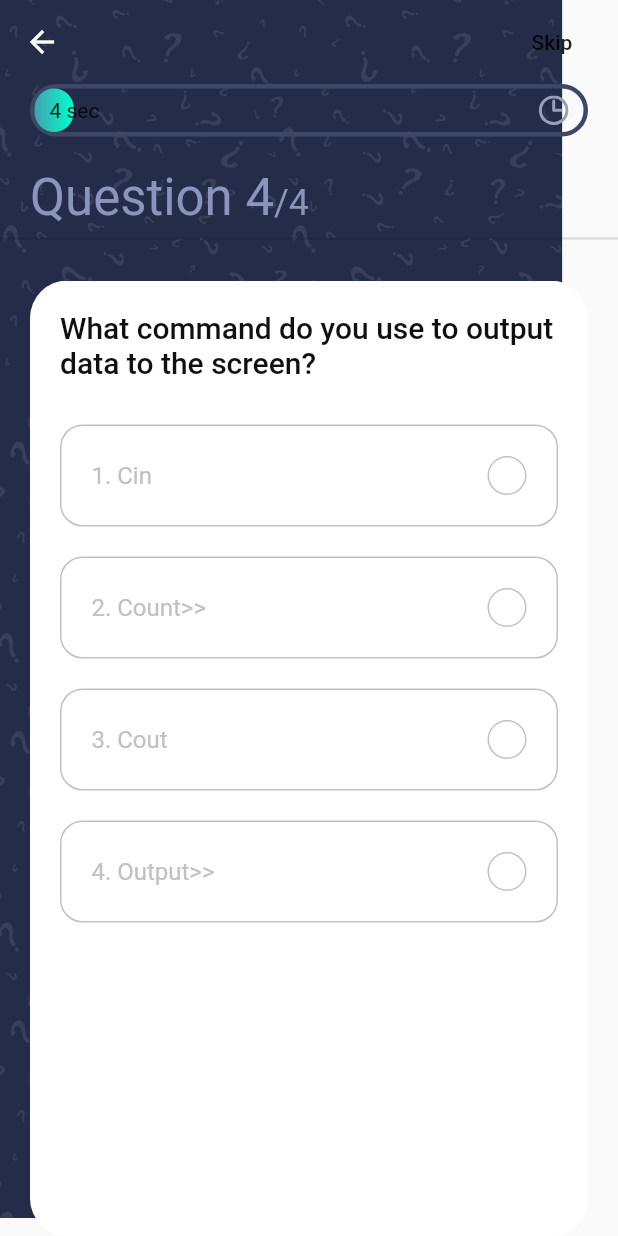
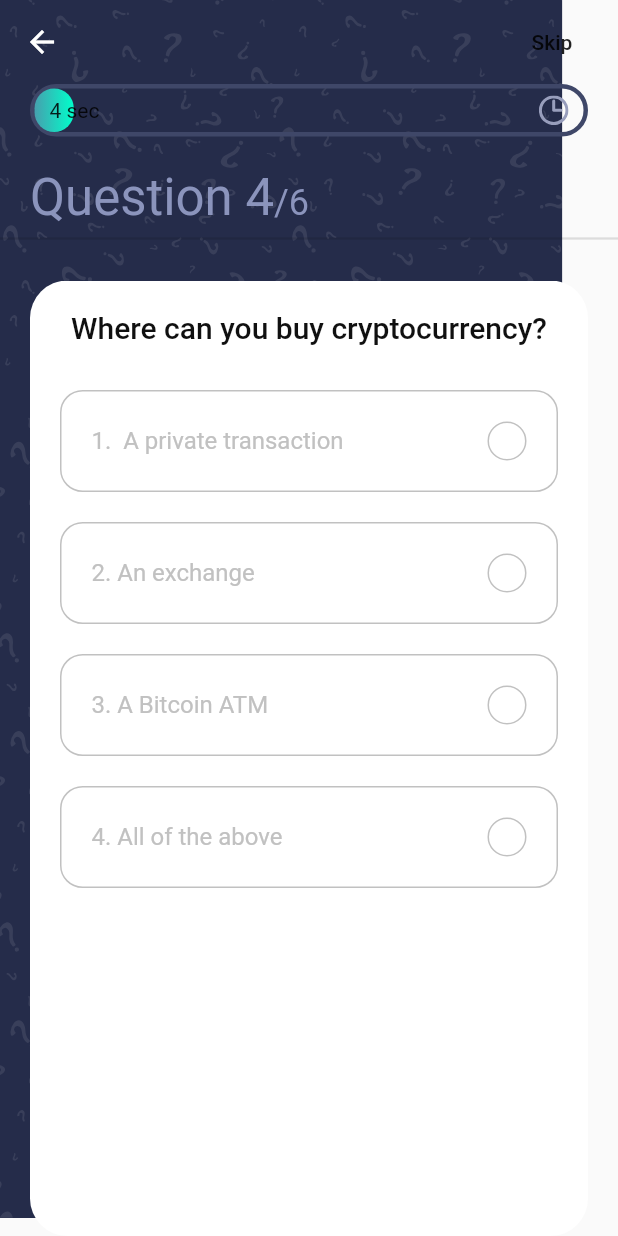
Before and after one commit to shhdwi/finlite, a Flutter app: the QuizScreen screen opened directly, swiped to page 4, on a phone screen of 412 x 824 dp. Run offline on Flutter 3.47's test engine with Material 2 defaults, Android fonts, the phone set to English and light mode, and no system bars; our stand-ins replace flutter_spinkit, flutter_svg, get; network calls fail.

Commit message:
Update Questions.dart

```diff
--- a/lib/Quiz/Questions.dart
+++ b/lib/Quiz/Questions.dart
@@ -10,26 +10,39 @@ const List sample_data = [
   {
     "id": 1,
     "question":
-    "Flutter is an open-source UI software development kit created by ______",
-    "options": ['Apple', 'Google', 'Facebook', 'Microsoft'],
-    "answer_index": 1,
+    "Who created Bitcoin?",
+    "options": ['Satoshi Nakamoto','Samsung','John Mcafee','China'],
+    "answer_index": 0,
   },
   {
     "id": 2,
-    "question": "When google release Flutter.",
-    "options": ['Jun 2017', 'Jun 2017', 'May 2017', 'May 2018'],
+    "question": "Where do you store your cryptocurrency?",
+    "options": ['Bank account','Floppy Disk','Wallet','In your pocket'],
     "answer_index": 2,
   },
   {
     "id": 3,
-    "question": "A memory location that holds a single letter or number.",
-    "options": ['Double', 'Int', 'Char', 'Word'],
-    "answer_index": 2,
+    "question": "What is a miner?",
+    "options": ['A type of blockchain','An algorithm that predicts the next part of the chain','A person doing calculations to verify a transaction','Computers that validate and process blockchain transactions'],
+
+    "answer_index": 3,
   },
   {
     "id": 4,
-    "question": "What command do you use to output data to the screen?",
-    "options": ['Cin', 'Count>>', 'Cout', 'Output>>'],
-    "answer_index": 2,
+    "question": "Where can you buy cryptocurrency?",
+    "options": [' A private transaction','An exchange','A Bitcoin ATM','All of the above'],
+    "answer_index": 3,
+  },
+  {
+    "id": 5,
+    "question": "What is a genesis block?",
+    "options": ['The first block of a Blockchain','A famous block that hardcoded a hash of the Book of Genesis onto the blockchain','The first block after each block halving','The 2nd transaction of a Blockchain'],
+    "answer_index": 1,
+  },
+  {
+    "id": 6,
+    "question": "What powers the Ethereum Virtual Machine?",
+    "options": ['Gas','Ether','Bitcoin','Block Rewards'],
+    "answer_index": 0,
   },
 ];
```
